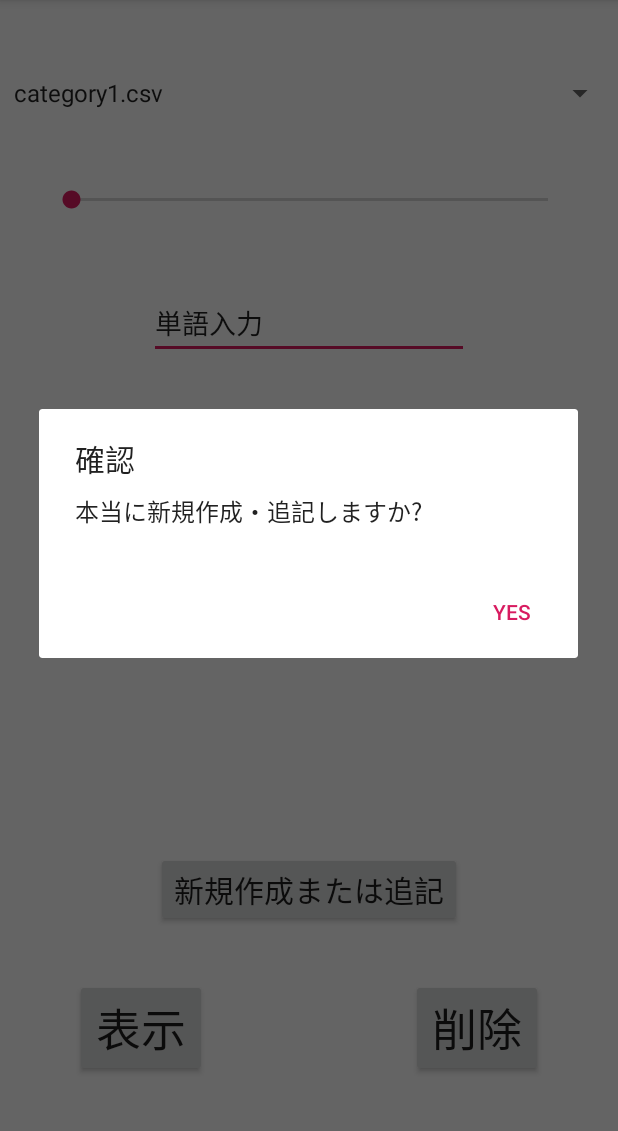
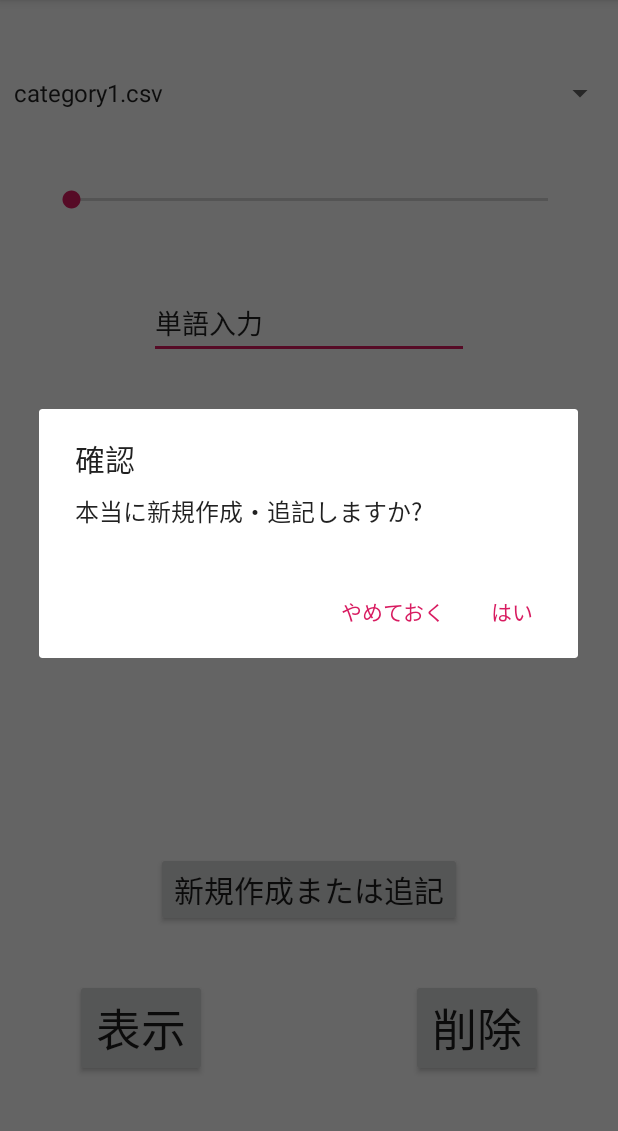
Before and after one commit to inoueryotaro/Phonetics, an Android app: the EditActivity screen opened directly, with no data from a screen before it, after a tap on "新規作成または追記", on a phone screen of 412 x 824 dp, the part 84-1215 px from its top. Run offline under Robolectric (Android 15) with nearby library versions, the phone set to English and light mode, and no system bars.

Commit message:
ダイアログの修正

```diff
--- a/app/src/main/java/com/example/phoneticstest/EditActivity.java
+++ b/app/src/main/java/com/example/phoneticstest/EditActivity.java
@@ -117,14 +117,14 @@ public class EditActivity extends AppCompatActivity {
                 alertDialog = new AlertDialog.Builder(EditActivity.this);
                 alertDialog.setTitle("確認");
                 alertDialog.setMessage("本当に新規作成・追記しますか?");
-                alertDialog.setPositiveButton("Yes", new DialogInterface.OnClickListener() {
+                alertDialog.setPositiveButton("はい", new DialogInterface.OnClickListener() {
                     @Override
                     public void onClick(DialogInterface dialogInterface, int i) {
                         saveFile(textFile, id,mondai_tango);
                         Toast.makeText(getApplicationContext(), "ファイルを新規作成・追記しました",
                                 Toast.LENGTH_LONG).show();
                     }
-                }).show();
+                }).setNegativeButton("やめておく",null).show();
                // saveFile(textFile, id,mondai_tango);
             }
         });
@@ -155,7 +155,7 @@ public class EditActivity extends AppCompatActivity {
                 alertDialog = new AlertDialog.Builder(EditActivity.this);
                 alertDialog.setTitle("確認");
                 alertDialog.setMessage("本当に指定したファイルを削除しますか?");
-                alertDialog.setPositiveButton("Yes", new DialogInterface.OnClickListener() {
+                alertDialog.setPositiveButton("はい", new DialogInterface.OnClickListener() {
                     @Override
                     public void onClick(DialogInterface dialogInterface, int i) {
                         String file = textFile;
@@ -163,7 +163,7 @@ public class EditActivity extends AppCompatActivity {
                         Toast.makeText(getApplicationContext(), "ファイルを削除しました",
                                 Toast.LENGTH_LONG).show();
                     }
-                }).show();
+                }).setNegativeButton("やめておく",null).show();
 
             }
 
```
